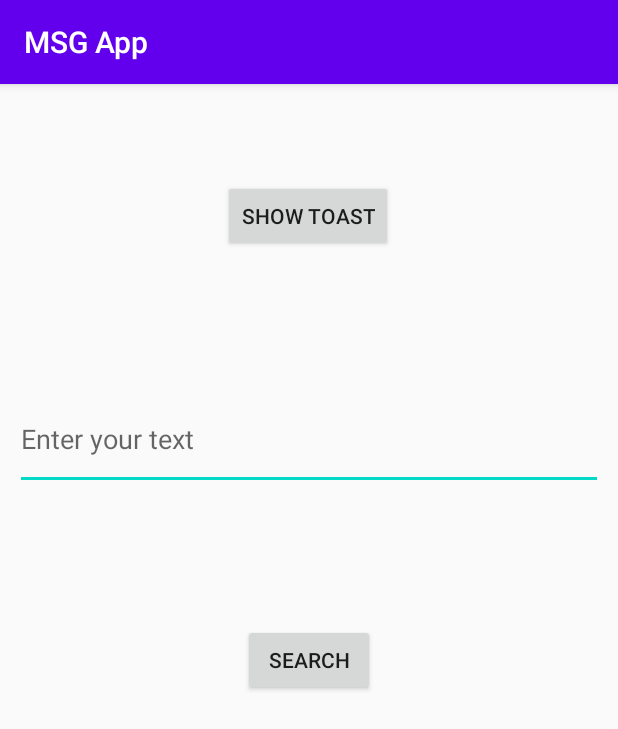
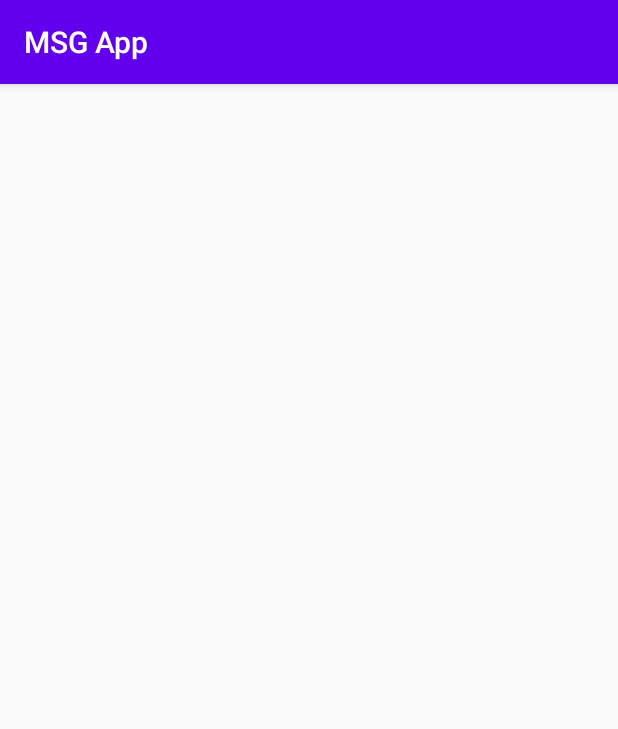
Before and after one commit to teja963/DATA-SEARCH-APP, an Android app: the screen it shows after launch (MainActivity), on a phone screen of 412 x 824 dp. Shown: the top 729 px of the screen. Run offline under Robolectric (Android 15) with nearby library versions, the phone set to English and light mode, and no system bars.

Commit message:
code refactored

```diff
--- a/app/src/main/res/layout/activity_main.xml
+++ b/app/src/main/res/layout/activity_main.xml
@@ -1,48 +1,9 @@
 <?xml version="1.0" encoding="utf-8"?>
-<android.support.constraint.ConstraintLayout
+<RelativeLayout
     xmlns:android="http://schemas.android.com/apk/res/android"
     xmlns:app="http://schemas.android.com/apk/res-auto"
     xmlns:tools="http://schemas.android.com/tools"
     android:layout_width="match_parent"
     android:layout_height="match_parent"
     tools:context=".MainActivity"
-    android:padding="10dp">
-
-    <Button
-        android:id="@+id/button_show_toast"
-        android:layout_width="wrap_content"
-        android:layout_height="wrap_content"
-        android:text="Show Toast"
-        app:layout_constraintBottom_toBottomOf="parent"
-        app:layout_constraintEnd_toEndOf="parent"
-        app:layout_constraintHorizontal_bias="0.498"
-        app:layout_constraintStart_toStartOf="parent"
-        app:layout_constraintTop_toTopOf="parent"
-        app:layout_constraintVertical_bias="0.077" />
-
-    <Button
-        android:id="@+id/button_search"
-        android:layout_width="wrap_content"
-        android:layout_height="wrap_content"
-        android:text="Search"
-
-        app:layout_constraintBottom_toBottomOf="parent"
-        app:layout_constraintEnd_toEndOf="parent"
-        app:layout_constraintStart_toStartOf="parent"
-        app:layout_constraintTop_toTopOf="parent" />
-
-    <EditText
-        android:id="@+id/input_text"
-        android:layout_width="match_parent"
-        android:layout_height="68dp"
-        android:ems="10"
-        android:hint="Enter your text"
-        android:inputType="textPersonName"
-        app:layout_constraintBottom_toBottomOf="parent"
-        app:layout_constraintEnd_toEndOf="parent"
-        app:layout_constraintHorizontal_bias="0.497"
-        app:layout_constraintStart_toStartOf="parent"
-        app:layout_constraintTop_toTopOf="parent"
-        app:layout_constraintVertical_bias="0.283" />
-
-</android.support.constraint.ConstraintLayout>
+    android:padding="10dp"/>
--- a/app/src/main/res/layout/activity_search.xml
+++ b/app/src/main/res/layout/activity_search.xml
@@ -6,4 +6,9 @@
     android:orientation="vertical"
     >
 
+    <TextView
+        android:id="@+id/textView"
+        android:layout_width="match_parent"
+        android:layout_height="39dp"
+        android:text="TextView" />
 </LinearLayout>
```
Also changed, not shown: app/src/main/java/com/smartherd/msapp/MainActivity.kt (+0 -12 lines), app/src/main/java/com/smartherd/msapp/SearchActivity.kt (+7 -0 lines).
